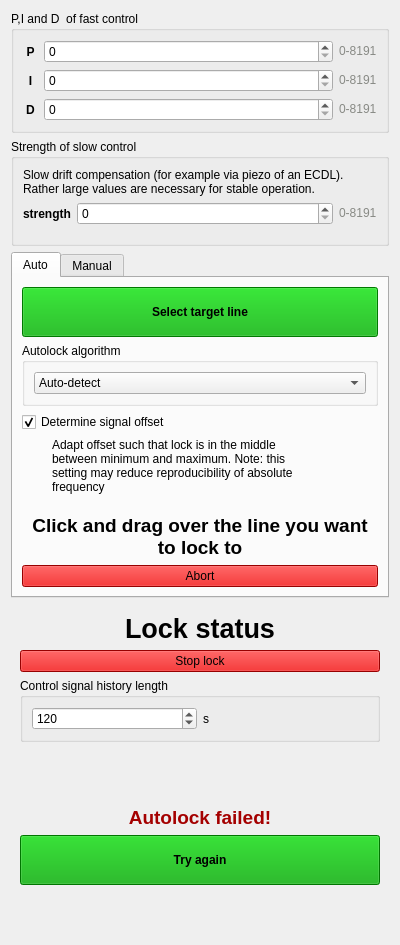
Old version of the form linien-gui/linien_gui/ui/locking_panel.ui in the repository linien-org/linien.
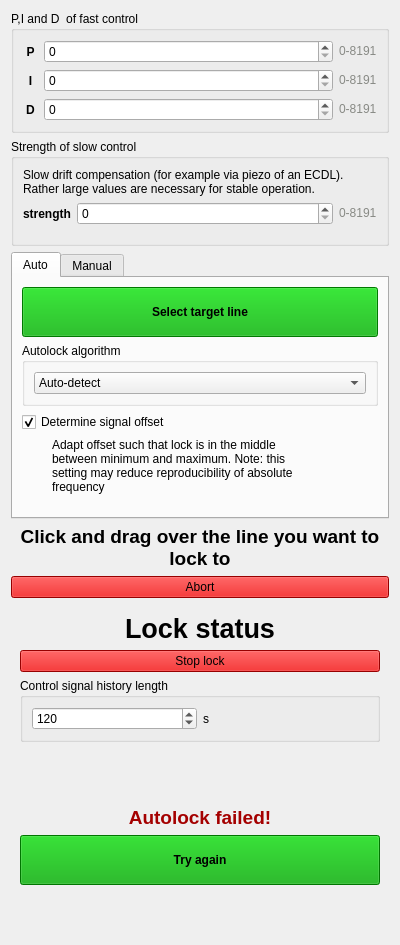
New version of the form. Custom widgets are drawn as their Qt base class.

Commit message: fix display of line selection widget

Patch:
```diff
--- a/linien-gui/linien_gui/ui/locking_panel.ui
+++ b/linien-gui/linien_gui/ui/locking_panel.ui
@@ -519,50 +519,6 @@
          </layout>
         </widget>
        </item>
-       <item>
-        <widget class="QWidget" name="autolockSelectingWidget" native="true">
-         <layout class="QVBoxLayout" name="verticalLayout_7">
-          <property name="leftMargin">
-           <number>0</number>
-          </property>
-          <property name="topMargin">
-           <number>0</number>
-          </property>
-          <property name="rightMargin">
-           <number>0</number>
-          </property>
-          <property name="bottomMargin">
-           <number>0</number>
-          </property>
-          <item>
-           <widget class="QLabel" name="label_2">
-            <property name="text">
-             <string>&lt;html&gt;&lt;head/&gt;&lt;body&gt;&lt;p align=&quot;center&quot;&gt;&lt;span style=&quot; font-size:14pt; font-weight:600;&quot;&gt;Click and drag over the line you want to lock to&lt;/span&gt;&lt;/p&gt;&lt;/body&gt;&lt;/html&gt;</string>
-            </property>
-            <property name="scaledContents">
-             <bool>false</bool>
-            </property>
-            <property name="alignment">
-             <set>Qt::AlignCenter</set>
-            </property>
-            <property name="wordWrap">
-             <bool>true</bool>
-            </property>
-           </widget>
-          </item>
-          <item>
-           <widget class="QPushButton" name="abortSelectingPushButton">
-            <property name="styleSheet">
-             <string notr="true">background-color: #d40000;</string>
-            </property>
-            <property name="text">
-             <string>Abort</string>
-            </property>
-           </widget>
-          </item>
-         </layout>
-        </widget>
-       </item>
       </layout>
      </widget>
      <widget class="QWidget" name="manualModeWidget">
@@ -671,6 +627,50 @@
      </widget>
     </widget>
    </item>
+   <item>
+    <widget class="QWidget" name="autolockSelectingWidget" native="true">
+     <layout class="QVBoxLayout" name="verticalLayout_7">
+      <property name="leftMargin">
+       <number>0</number>
+      </property>
+      <property name="topMargin">
+       <number>0</number>
+      </property>
+      <property name="rightMargin">
+       <number>0</number>
+      </property>
+      <property name="bottomMargin">
+       <number>0</number>
+      </property>
+      <item>
+       <widget class="QLabel" name="label_2">
+        <property name="text">
+         <string>&lt;html&gt;&lt;head/&gt;&lt;body&gt;&lt;p align=&quot;center&quot;&gt;&lt;span style=&quot; font-size:14pt; font-weight:600;&quot;&gt;Click and drag over the line you want to lock to&lt;/span&gt;&lt;/p&gt;&lt;/body&gt;&lt;/html&gt;</string>
+        </property>
+        <property name="scaledContents">
+         <bool>false</bool>
+        </property>
+        <property name="alignment">
+         <set>Qt::AlignCenter</set>
+        </property>
+        <property name="wordWrap">
+         <bool>true</bool>
+        </property>
+       </widget>
+      </item>
+      <item>
+       <widget class="QPushButton" name="abortSelectingPushButton">
+        <property name="styleSheet">
+         <string notr="true">background-color: #d40000;</string>
+        </property>
+        <property name="text">
+         <string>Abort</string>
+        </property>
+       </widget>
+      </item>
+     </layout>
+    </widget>
+   </item>
    <item>
     <widget class="LockStatusWidget" name="lockStatusWidget" native="true">
      <layout class="QVBoxLayout" name="verticalLayout_2">
```
Left out of the diff: 4 changed lines with no effect on the pictures.
